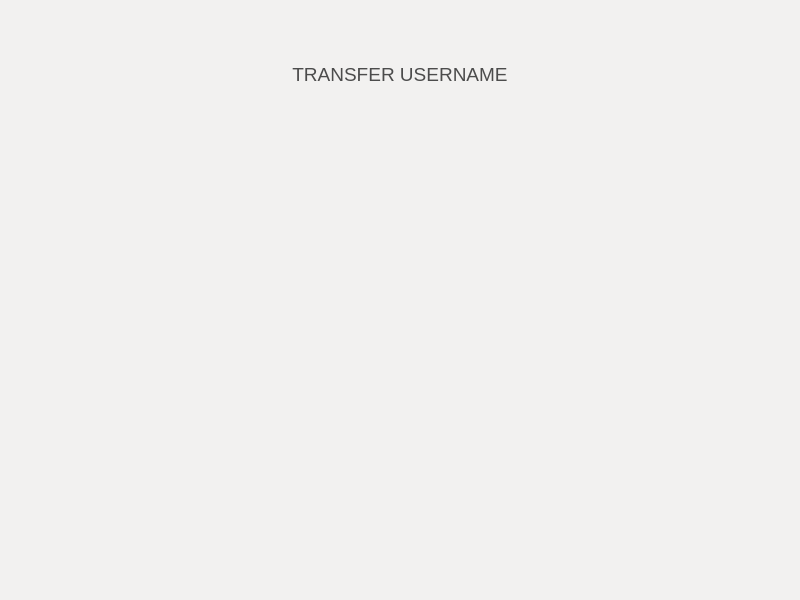
First picture: the form in src/qt/forms/ChatWindow.ui, repository pakage/navajocoin, before the edit.
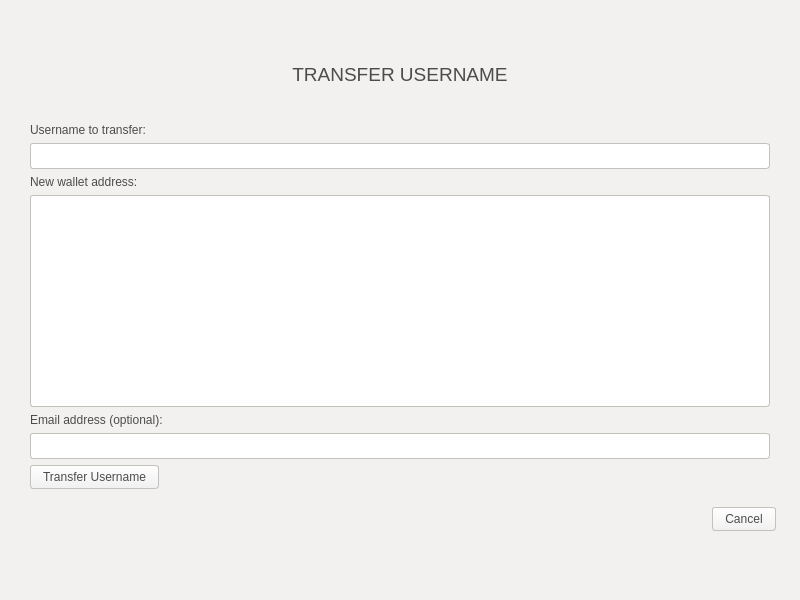
Second picture: the form after the edit. Icons and pictures are not drawn.

Commit message: mostly wired up, transfer todo

The edit to the form file:
```diff
--- a/src/qt/forms/ChatWindow.ui
+++ b/src/qt/forms/ChatWindow.ui
@@ -1029,7 +1029,7 @@
                    </widget>
                   </item>
                   <item>
-                   <widget class="QLabel" name="label_12">
+                   <widget class="QLabel" name="recoveryUsernameMessage">
                     <property name="text">
                      <string/>
                     </property>
@@ -1393,7 +1393,7 @@
              </item>
             </layout>
            </item>
-           <item row="1" column="0">
+           <item row="3" column="0">
             <spacer name="verticalSpacer_3">
              <property name="orientation">
               <enum>Qt::Vertical</enum>
@@ -1406,6 +1406,184 @@
              </property>
             </spacer>
            </item>
+           <item row="1" column="0">
+            <layout class="QHBoxLayout" name="horizontalLayout_20">
+             <property name="leftMargin">
+              <number>6</number>
+             </property>
+             <property name="topMargin">
+              <number>20</number>
+             </property>
+             <property name="rightMargin">
+              <number>6</number>
+             </property>
+             <property name="bottomMargin">
+              <number>6</number>
+             </property>
+             <item>
+              <widget class="QFrame" name="gridFrame">
+               <property name="styleSheet">
+                <string notr="true">background: none;
+background-color: #F2F1F0;
+border-radius: 3px;
+color: #4C4C4C;</string>
+               </property>
+               <layout class="QGridLayout" name="gridLayout_11">
+                <property name="leftMargin">
+                 <number>6</number>
+                </property>
+                <property name="topMargin">
+                 <number>6</number>
+                </property>
+                <property name="rightMargin">
+                 <number>6</number>
+                </property>
+                <property name="bottomMargin">
+                 <number>6</number>
+                </property>
+                <item row="3" column="0">
+                 <widget class="QFrame" name="gridFrame">
+                  <property name="styleSheet">
+                   <string notr="true">background-color: rgb(255,255,255);
+border: 1px solid #C4C1BD;
+color: #4C4C4C;</string>
+                  </property>
+                  <layout class="QGridLayout" name="gridLayout_14">
+                   <item row="0" column="0">
+                    <widget class="QListWidget" name="listWidget">
+                     <property name="styleSheet">
+                      <string notr="true">border:none;
+background-color:none;</string>
+                     </property>
+                    </widget>
+                   </item>
+                  </layout>
+                 </widget>
+                </item>
+                <item row="6" column="0">
+                 <layout class="QHBoxLayout" name="horizontalLayout_22">
+                  <item>
+                   <widget class="QPushButton" name="submitTransferUsername">
+                    <property name="styleSheet">
+                     <string notr="true">background: none;
+background-color: qlineargradient(spread:pad, x1:0, y1:1, x2:0, y2:0, stop:0 rgb(240,240,240), stop:1 rgb(255, 255, 255));
+border-radius:3px;
+border: 1px solid #C4C1BD;
+color: #4C4C4C;
+padding: 4px 12px;</string>
+                    </property>
+                    <property name="text">
+                     <string>Transfer Username</string>
+                    </property>
+                   </widget>
+                  </item>
+                  <item>
+                   <widget class="QLabel" name="submitTransferUsernameMessage">
+                    <property name="text">
+                     <string/>
+                    </property>
+                   </widget>
+                  </item>
+                  <item>
+                   <spacer name="horizontalSpacer_19">
+                    <property name="orientation">
+                     <enum>Qt::Horizontal</enum>
+                    </property>
+                    <property name="sizeHint" stdset="0">
+                     <size>
+                      <width>40</width>
+                      <height>20</height>
+                     </size>
+                    </property>
+                   </spacer>
+                  </item>
+                 </layout>
+                </item>
+                <item row="1" column="0">
+                 <widget class="QLineEdit" name="lineEdit">
+                  <property name="styleSheet">
+                   <string notr="true">background-color: rgb(255,255,255);
+border-radius:3px;
+border: 1px solid #C4C1BD;
+color: #4C4C4C;
+padding: 4px;
+color: #4C4C4C;</string>
+                  </property>
+                 </widget>
+                </item>
+                <item row="0" column="0">
+                 <widget class="QLabel" name="label_15">
+                  <property name="text">
+                   <string>Username to transfer:</string>
+                  </property>
+                 </widget>
+                </item>
+                <item row="2" column="0">
+                 <widget class="QLabel" name="label_16">
+                  <property name="text">
+                   <string>New wallet address:</string>
+                  </property>
+                 </widget>
+                </item>
+                <item row="4" column="0">
+                 <widget class="QLabel" name="label_12">
+                  <property name="text">
+                   <string>Email address (optional):</string>
+                  </property>
+                 </widget>
+                </item>
+                <item row="5" column="0">
+                 <widget class="QLineEdit" name="transferEmail">
+                  <property name="styleSheet">
+                   <string notr="true">background-color: rgb(255,255,255);
+border-radius:3px;
+border: 1px solid #C4C1BD;
+color: #4C4C4C;
+padding: 4px;
+color: #4C4C4C;</string>
+                  </property>
+                 </widget>
+                </item>
+               </layout>
+              </widget>
+             </item>
+            </layout>
+           </item>
+           <item row="2" column="0">
+            <layout class="QHBoxLayout" name="horizontalLayout_23">
+             <property name="rightMargin">
+              <number>6</number>
+             </property>
+             <item>
+              <spacer name="horizontalSpacer_20">
+               <property name="orientation">
+                <enum>Qt::Horizontal</enum>
+               </property>
+               <property name="sizeHint" stdset="0">
+                <size>
+                 <width>40</width>
+                 <height>20</height>
+                </size>
+               </property>
+              </spacer>
+             </item>
+             <item>
+              <widget class="QPushButton" name="transferCancel">
+               <property name="styleSheet">
+                <string notr="true">background: none;
+background-color: qlineargradient(spread:pad, x1:0, y1:1, x2:0, y2:0, stop:0 rgb(240,240,240), stop:1 rgb(255, 255, 255));
+border-radius:3px;
+border: 1px solid #C4C1BD;
+color: #4C4C4C;
+padding: 4px 12px;</string>
+               </property>
+               <property name="text">
+                <string>Cancel</string>
+               </property>
+              </widget>
+             </item>
+            </layout>
+           </item>
           </layout>
          </widget>
         </widget>
```
Left out of the diff: 154 changed lines with no effect on the pictures. The commit also changes 10 other files.
